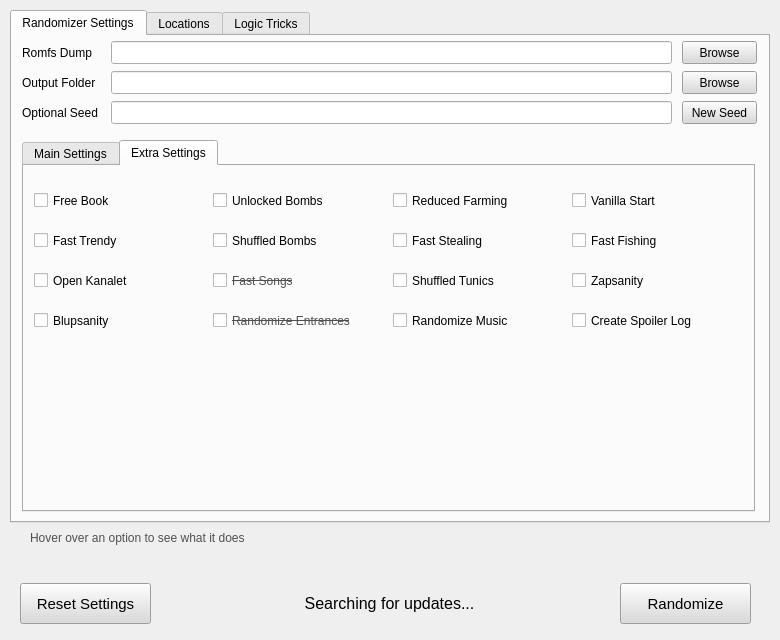
First picture: the form in UI/ui_form.ui, repository Owen-Splat/LAS-Randomizer, before the edit.
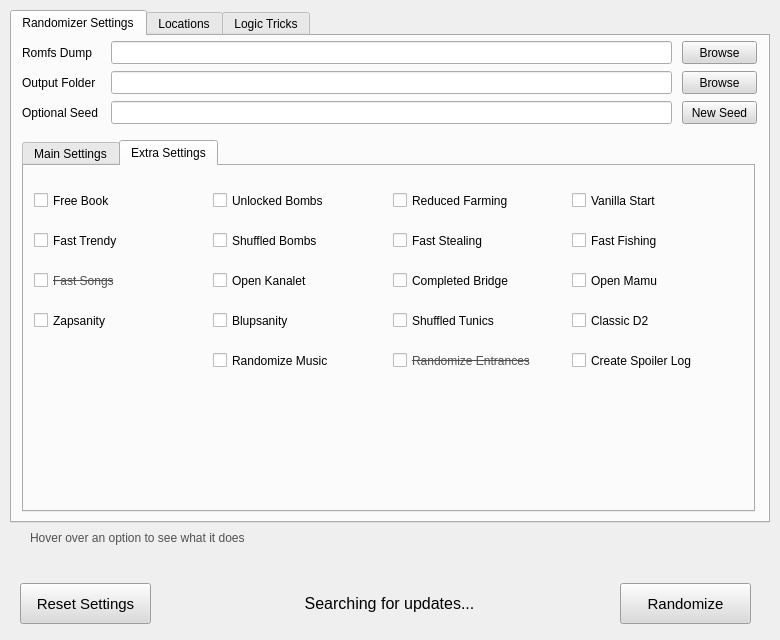
Second picture: the form after the edit. The open tabs and pages were chosen to show the change.

What changed in the file:
```diff
--- a/UI/ui_form.ui
+++ b/UI/ui_form.ui
@@ -868,7 +868,7 @@
        <widget class="QCheckBox" name="rupCheck">
         <property name="geometry">
          <rect>
-          <x>10</x>
+          <x>189</x>
           <y>144</y>
           <width>173</width>
           <height>21</height>
@@ -926,7 +926,7 @@
         <property name="geometry">
          <rect>
           <x>369</x>
-          <y>104</y>
+          <y>144</y>
           <width>173</width>
           <height>21</height>
          </rect>
@@ -975,8 +975,8 @@
         </property>
         <property name="geometry">
          <rect>
-          <x>189</x>
-          <y>144</y>
+          <x>369</x>
+          <y>184</y>
           <width>173</width>
           <height>21</height>
          </rect>
@@ -1006,7 +1006,7 @@
        <widget class="QCheckBox" name="kanaletCheck">
         <property name="geometry">
          <rect>
-          <x>10</x>
+          <x>189</x>
           <y>104</y>
           <width>173</width>
           <height>21</height>
@@ -1082,7 +1082,7 @@
        <widget class="QCheckBox" name="songsCheck">
         <property name="geometry">
          <rect>
-          <x>189</x>
+          <x>10</x>
           <y>104</y>
           <width>173</width>
           <height>21</height>
@@ -1113,8 +1113,8 @@
        <widget class="QCheckBox" name="zapsCheck">
         <property name="geometry">
          <rect>
-          <x>548</x>
-          <y>104</y>
+          <x>10</x>
+          <y>144</y>
           <width>173</width>
           <height>21</height>
          </rect>
@@ -1135,8 +1135,8 @@
         </property>
         <property name="geometry">
          <rect>
-          <x>369</x>
-          <y>144</y>
+          <x>189</x>
+          <y>184</y>
           <width>173</width>
           <height>21</height>
          </rect>
@@ -1164,7 +1164,7 @@
         <property name="geometry">
          <rect>
           <x>548</x>
-          <y>144</y>
+          <y>184</y>
           <width>173</width>
           <height>21</height>
          </rect>
@@ -1201,6 +1201,81 @@
          <string>Fast Fishing</string>
         </property>
        </widget>
+       <widget class="QCheckBox" name="mazeCheck">
+        <property name="geometry">
+         <rect>
+          <x>548</x>
+          <y>104</y>
+          <width>173</width>
+          <height>21</height>
+         </rect>
+        </property>
+        <property name="font">
+         <font>
+          <pointsize>9</pointsize>
+          <strikeout>false</strikeout>
+         </font>
+        </property>
+        <property name="toolTip">
+         <string/>
+        </property>
+        <property name="whatsThis">
+         <string>Sets the Sign Maze to be automatically comleted</string>
+        </property>
+        <property name="text">
+         <string>Open Mamu</string>
+        </property>
+        <property name="checkable">
+         <bool>true</bool>
+        </property>
+       </widget>
+       <widget class="QCheckBox" name="bridgeCheck">
+        <property name="geometry">
+         <rect>
+          <x>369</x>
+          <y>104</y>
+          <width>173</width>
+          <height>21</height>
+         </rect>
+        </property>
+        <property name="toolTip">
+         <string/>
+        </property>
+        <property name="whatsThis">
+         <string>Sets the Kanalet bridge to be built from the start</string>
+        </property>
+        <property name="text">
+         <string>Completed Bridge</string>
+        </property>
+       </widget>
+       <widget class="QCheckBox" name="swampCheck">
+        <property name="geometry">
+         <rect>
+          <x>548</x>
+          <y>144</y>
+          <width>173</width>
+          <height>21</height>
+         </rect>
+        </property>
+        <property name="font">
+         <font>
+          <pointsize>9</pointsize>
+          <strikeout>false</strikeout>
+         </font>
+        </property>
+        <property name="toolTip">
+         <string/>
+        </property>
+        <property name="whatsThis">
+         <string>Turns the rock in front of Dungeon 2 into a flower</string>
+        </property>
+        <property name="text">
+         <string>Classic D2</string>
+        </property>
+        <property name="checkable">
+         <bool>true</bool>
+        </property>
+       </widget>
       </widget>
      </widget>
      <zorder>tabWidget_2</zorder>
```
